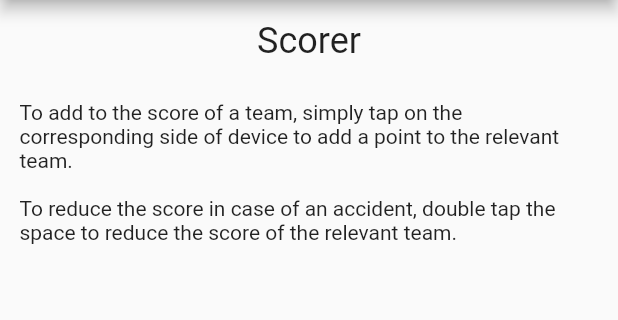
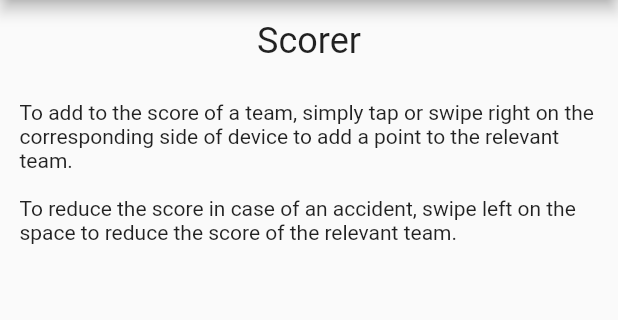
Before and after one commit to LouisWhite15/PingPongScorer, a Flutter app: the HelpPage screen opened directly, on a phone screen of 412 x 824 dp, the part 84-404 px from its top. Run offline on Flutter 3.47's test engine with Material 2 defaults, Android fonts, the phone set to English and light mode, and no system bars; missing offline and left inert: swipedetector.

Commit message:
Added support for swiping left and right so there is less wait time when the app is waiting for a double tap

```diff
--- a/lib/help.dart
+++ b/lib/help.dart
@@ -3,8 +3,8 @@ import 'package:PingPongScorer/drawer.dart';
 
 class HelpPage extends StatelessWidget
 {
-  final _scorerHelp = """To add to the score of a team, simply tap on the corresponding side of device to add a point to the relevant team.\n
-To reduce the score in case of an accident, double tap the space to reduce the score of the relevant team.""";
+  final _scorerHelp = """To add to the score of a team, simply tap or swipe right on the corresponding side of device to add a point to the relevant team.\n
+To reduce the score in case of an accident, swipe left on the space to reduce the score of the relevant team.""";
 
   @override
   Widget build(BuildContext context)
--- a/pubspec.yaml
+++ b/pubspec.yaml
@@ -19,6 +19,7 @@ environment:
 dependencies:
   flutter:
     sdk: flutter
+  swipedetector: ^1.2.0
 
   # The following adds the Cupertino Icons font to your application.
   # Use with the CupertinoIcons class for iOS style icons.
```
Also changed, not shown: lib/scorer.dart (+9 -2 lines), pubspec.lock.
